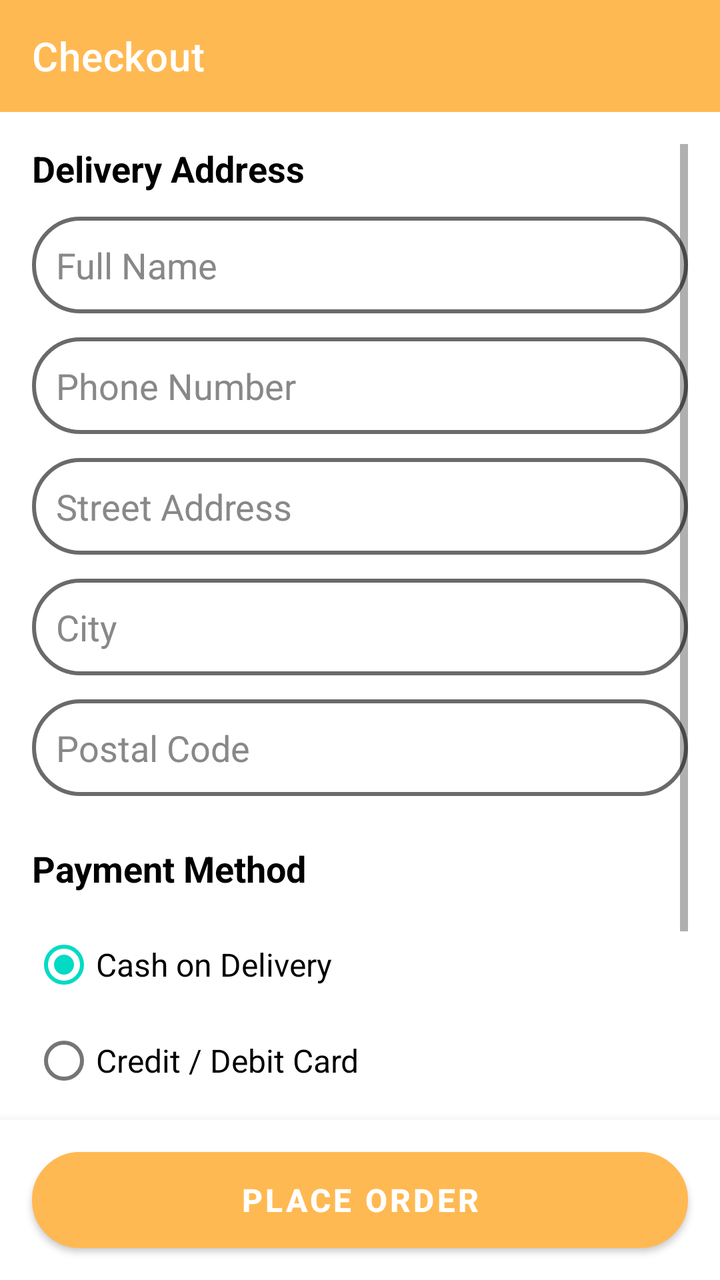
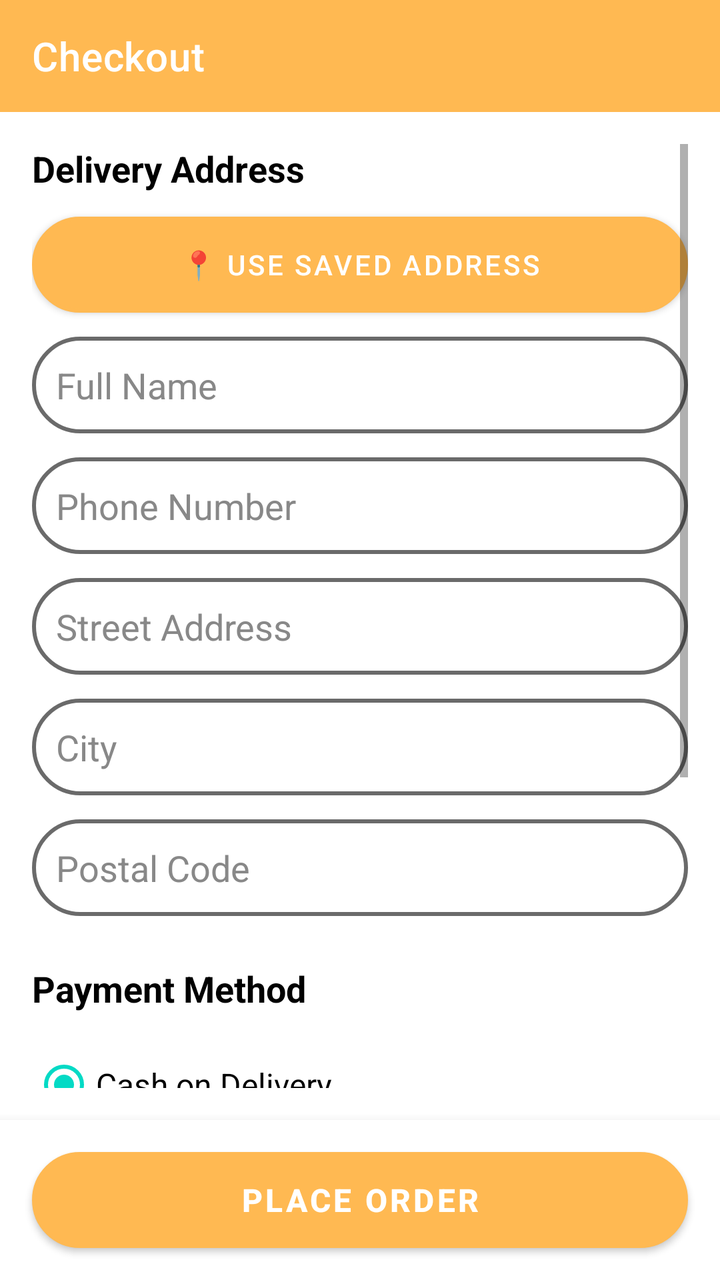

Compare the two renders of this Android layout. The source of the first and the diff that turns it into the second are given below.
<!-- AndroidManifest.xml: activity theme Theme.ECommerceApp.NoActionBar -->
<!-- res/layout/activity_checkout.xml -->
<?xml version="1.0" encoding="utf-8"?>
<RelativeLayout xmlns:android="http://schemas.android.com/apk/res/android"
    xmlns:app="http://schemas.android.com/apk/res-auto"
    xmlns:tools="http://schemas.android.com/tools"
    android:layout_width="match_parent"
    android:layout_height="match_parent"
    tools:context=".activities.CheckoutActivity">

    <androidx.appcompat.widget.Toolbar
        android:id="@+id/checkout_toolbar"
        android:layout_width="match_parent"
        android:layout_height="wrap_content"
        android:background="?attr/colorPrimary"
        android:minHeight="?attr/actionBarSize"
        android:theme="?attr/actionBarTheme"
        app:title="Checkout"
        app:titleTextColor="@color/white" />

    <ScrollView
        android:layout_width="match_parent"
        android:layout_height="match_parent"
        android:layout_above="@id/bottom_layout"
        android:layout_below="@id/checkout_toolbar"
        android:padding="16dp">

        <LinearLayout
            android:layout_width="match_parent"
            android:layout_height="wrap_content"
            android:orientation="vertical">

            
            <TextView
                android:layout_width="wrap_content"
                android:layout_height="wrap_content"
                android:text="Delivery Address"
                android:textColor="@color/black"
                android:textSize="18sp"
                android:textStyle="bold"
                android:layout_marginBottom="12dp" />

            <EditText
                android:id="@+id/checkout_name"
                android:layout_width="match_parent"
                android:layout_height="wrap_content"
                android:background="@drawable/edit_text_bg"
                android:hint="Full Name"
                android:inputType="textPersonName"
                android:padding="12dp"
                android:layout_marginBottom="12dp"
                android:textColorHint="#888888" />

            <EditText
                android:id="@+id/checkout_phone"
                android:layout_width="match_parent"
                android:layout_height="wrap_content"
                android:background="@drawable/edit_text_bg"
                android:hint="Phone Number"
                android:inputType="phone"
                android:padding="12dp"
                android:layout_marginBottom="12dp"
                android:textColorHint="#888888" />

            <EditText
                android:id="@+id/checkout_address"
                android:layout_width="match_parent"
                android:layout_height="wrap_content"
                android:background="@drawable/edit_text_bg"
                android:hint="Street Address"
                android:inputType="textPostalAddress"
                android:padding="12dp"
                android:layout_marginBottom="12dp"
                android:textColorHint="#888888" />

            <EditText
                android:id="@+id/checkout_city"
                android:layout_width="match_parent"
                android:layout_height="wrap_content"
                android:background="@drawable/edit_text_bg"
                android:hint="City"
                android:inputType="textAutoComplete"
                android:padding="12dp"
                android:layout_marginBottom="12dp"
                android:textColorHint="#888888" />

            <EditText
                android:id="@+id/checkout_postal"
                android:layout_width="match_parent"
                android:layout_height="wrap_content"
                android:background="@drawable/edit_text_bg"
                android:hint="Postal Code"
                android:inputType="number"
                android:padding="12dp"
                android:layout_marginBottom="24dp"
                android:textColorHint="#888888" />

            
            <TextView
                android:layout_width="wrap_content"
                android:layout_height="wrap_content"
                android:text="Payment Method"
                android:textColor="@color/black"
                android:textSize="18sp"
                android:textStyle="bold"
                android:layout_marginBottom="12dp" />

            <RadioGroup
                android:id="@+id/payment_radio_group"
                android:layout_width="match_parent"
                android:layout_height="wrap_content"
                android:layout_marginBottom="24dp">

                <RadioButton
                    android:id="@+id/radio_cod"
                    android:layout_width="wrap_content"
                    android:layout_height="wrap_content"
                    android:text="Cash on Delivery"
                    android:textSize="16sp"
                    android:checked="true" />

                <RadioButton
                    android:id="@+id/radio_card"
                    android:layout_width="wrap_content"
                    android:layout_height="wrap_content"
                    android:text="Credit / Debit Card"
                    android:textSize="16sp" />
            </RadioGroup>

            
            <TextView
                android:layout_width="wrap_content"
                android:layout_height="wrap_content"
                android:text="Order Summary"
                android:textColor="@color/black"
                android:textSize="18sp"
                android:textStyle="bold"
                android:layout_marginBottom="12dp" />

            <LinearLayout
                android:layout_width="match_parent"
                android:layout_height="wrap_content"
                android:orientation="horizontal"
                android:layout_marginBottom="24dp">

                <TextView
                    android:layout_width="wrap_content"
                    android:layout_height="wrap_content"
                    android:text="Subtotal"
                    android:textSize="16sp"
                    android:textColor="#555555" />

                <TextView
                    android:id="@+id/checkout_subtotal"
                    android:layout_width="match_parent"
                    android:layout_height="wrap_content"
                    android:gravity="end"
                    android:text="Rs. 0.00"
                    android:textSize="16sp"
                    android:textColor="@color/black"
                    android:textStyle="bold" />
            </LinearLayout>

        </LinearLayout>
    </ScrollView>

    <LinearLayout
        android:id="@+id/bottom_layout"
        android:layout_width="match_parent"
        android:layout_height="wrap_content"
        android:layout_alignParentBottom="true"
        android:orientation="vertical"
        android:background="@color/white"
        android:elevation="8dp"
        android:padding="8dp">

        <Button
            android:id="@+id/place_order_btn"
            android:layout_width="match_parent"
            android:layout_height="wrap_content"
            android:layout_margin="8dp"
            android:background="@drawable/edit_text_bg"
            android:text="Place Order"
            android:textColor="@color/white"
            android:textSize="16sp"
            android:textStyle="bold" />
    </LinearLayout>

</RelativeLayout>
<!-- resources referenced by this layout -->
<resources>
  <color name="black">#FF000000</color>
  <color name="white">#FFFFFFFF</color>
  <!-- drawable edit_text_bg (drawable) -->
  <?xml version="1.0" encoding="utf-8"?>
  <shape xmlns:android="http://schemas.android.com/apk/res/android">
  
      <corners android:radius="50dp"/>
      <solid android:color="@color/white"/>
      <stroke android:color="#6a6a6a" android:width="2dp"/>
  </shape>
  <style name="Theme.ECommerceApp.NoActionBar" parent="Theme.ECommerceApp">
          <item name="windowActionBar">false</item>
          <item name="windowNoTitle">true</item>
      </style>
  <style name="Theme.ECommerceApp" parent="Theme.MaterialComponents.DayNight.DarkActionBar">
          
          <item name="colorPrimary">#FFB952</item>
          <item name="colorPrimaryVariant">@color/pink</item>
          <item name="colorOnPrimary">@color/black</item>
          
          <item name="colorSecondary">@color/teal_200</item>
          <item name="colorSecondaryVariant">@color/teal_700</item>
          <item name="colorOnSecondary">@color/black</item>
          
          <item name="android:statusBarColor">?attr/colorPrimaryVariant</item>
          
      </style>
  <color name="pink">#FF0057</color>
  <color name="teal_200">#FF03DAC5</color>
  <color name="teal_700">#FF018786</color>
</resources>

<!-- the commit's change to res/layout/activity_checkout.xml (unified diff, before → after) -->
@@ -38,6 +38,15 @@
                 android:textStyle="bold"
                 android:layout_marginBottom="12dp" />
 
+            <Button
+                android:id="@+id/btn_pick_address"
+                android:layout_width="match_parent"
+                android:layout_height="wrap_content"
+                android:layout_marginBottom="12dp"
+                android:background="@drawable/edit_text_bg"
+                android:text="📍 Use Saved Address"
+                android:textColor="@color/white" />
+
             <EditText
                 android:id="@+id/checkout_name"
                 android:layout_width="match_parent"
@@ -155,6 +164,61 @@
                     android:gravity="end"
                     android:text="Rs. 0.00"
                     android:textSize="16sp"
+                    android:textColor="@color/black"
+                    android:textStyle="bold" />
+            </LinearLayout>
+
+            <LinearLayout
+                android:layout_width="match_parent"
+                android:layout_height="wrap_content"
+                android:orientation="horizontal"
+                android:layout_marginBottom="8dp">
+
+                <TextView
+                    android:layout_width="wrap_content"
+                    android:layout_height="wrap_content"
+                    android:text="Shipping"
+                    android:textSize="16sp"
+                    android:textColor="#555555" />
+
+                <TextView
+                    android:id="@+id/checkout_shipping"
+                    android:layout_width="match_parent"
+                    android:layout_height="wrap_content"
+                    android:gravity="end"
+                    android:text="Rs. 0.00"
+                    android:textSize="16sp"
+                    android:textColor="@color/black"
+                    android:textStyle="bold" />
+            </LinearLayout>
+
+            <View
+                android:layout_width="match_parent"
+                android:layout_height="1dp"
+                android:layout_marginBottom="8dp"
+                android:background="#DDDDDD" />
+
+            <LinearLayout
+                android:layout_width="match_parent"
+                android:layout_height="wrap_content"
+                android:orientation="horizontal"
+                android:layout_marginBottom="24dp">
+
+                <TextView
+                    android:layout_width="wrap_content"
+                    android:layout_height="wrap_content"
+                    android:text="Total"
+                    android:textSize="18sp"
+                    android:textColor="@color/black"
+                    android:textStyle="bold" />
+
+                <TextView
+                    android:id="@+id/checkout_total"
+                    android:layout_width="match_parent"
+                    android:layout_height="wrap_content"
+                    android:gravity="end"
+                    android:text="Rs. 0.00"
+                    android:textSize="18sp"
                     android:textColor="@color/black"
                     android:textStyle="bold" />
             </LinearLayout>
